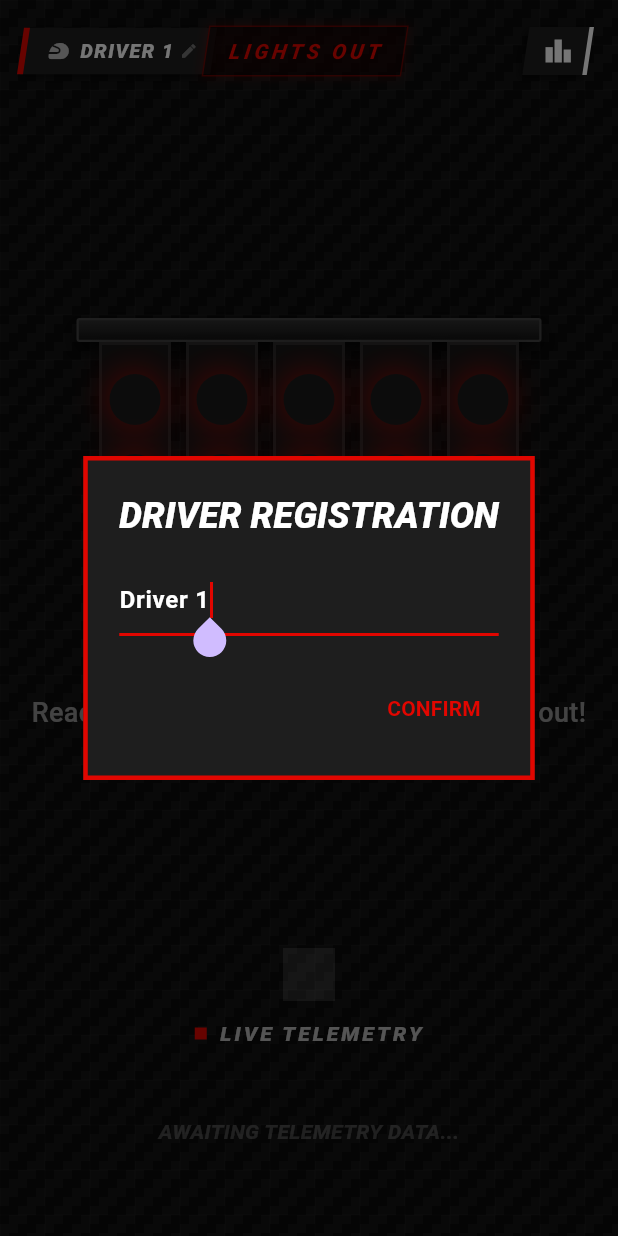
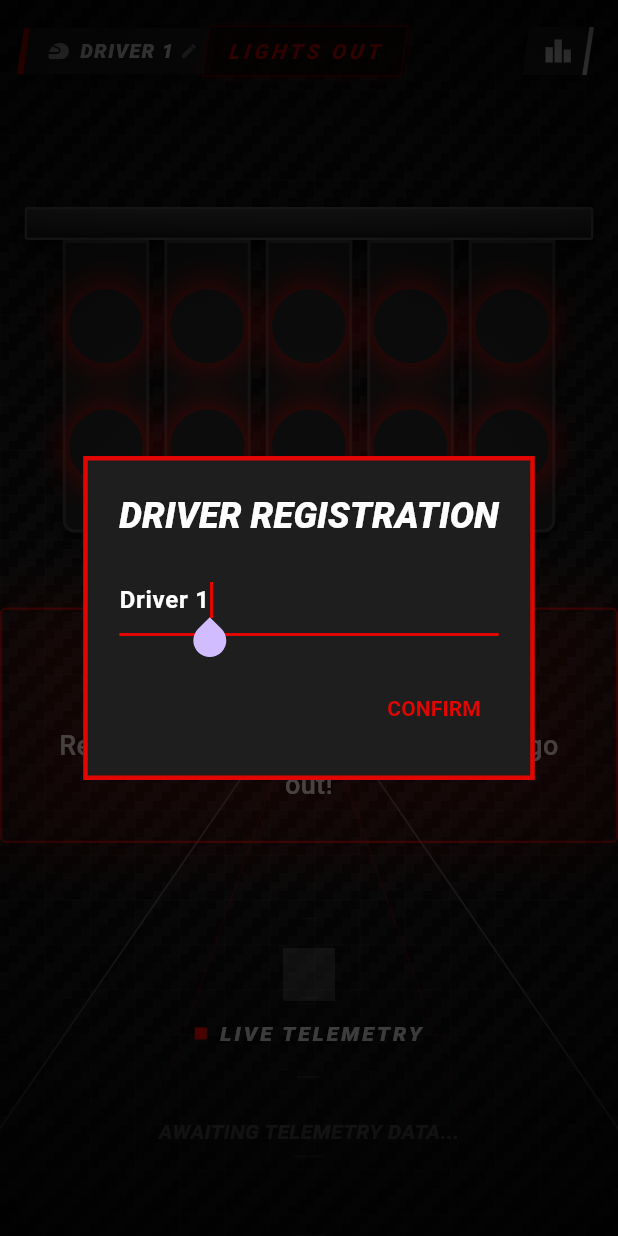
Before and after one commit to EricStojko/f1-game, a Flutter app: the screen it shows after launch, after a tap on "DRIVER 1", on a phone screen of 412 x 824 dp. Run offline on Flutter 3.47's test engine with Material 3 defaults, Android fonts, the phone set to English and light mode, and no system bars; our stand-ins replace audioplayers, shared_preferences.

Commit message:
UX: Fix centering, scale up gantry, add track horizon, cockpit vignette and CTA ring

```diff
--- /dev/null
+++ b/lib/painters/track_painter.dart
@@ -0,0 +1,84 @@
+import 'dart:math';
+import 'package:flutter/material.dart';
+
+/// Paints a subtle racing track perspective horizon.
+/// Creates a sense of depth and motorsport atmosphere in the lower portion
+/// of the screen without distracting from the gantry gameplay element.
+class TrackHorizonPainter extends CustomPainter {
+  @override
+  void paint(Canvas canvas, Size size) {
+    final centerX = size.width / 2;
+    // Horizon sits at 55% of the screen height
+    final horizonY = size.height * 0.55;
+    final bottomY = size.height;
+
+    // --- Tarmac gradient: dark ground fading in from horizon ---
+    final groundPaint = Paint()
+      ..shader = const LinearGradient(
+        begin: Alignment.topCenter,
+        end: Alignment.bottomCenter,
+        colors: [
+          Color(0x00000000), // fully transparent at horizon line
+          Color(0x55101010), // dim tarmac tone at bottom
+        ],
+      ).createShader(Rect.fromLTWH(0, horizonY, size.width, bottomY - horizonY));
+    canvas.drawRect(
+      Rect.fromLTWH(0, horizonY, size.width, bottomY - horizonY),
+      groundPaint,
+    );
+
+    // --- Outer track boundary lines ---
+    final boundaryPaint = Paint()
+      ..color = const Color(0xFF383838)
+      ..strokeWidth = 1.2
+      ..style = PaintingStyle.stroke;
+
+    // Left outer boundary
+    canvas.drawLine(Offset(centerX, horizonY), Offset(-size.width * 0.12, bottomY), boundaryPaint);
+    // Right outer boundary
+    canvas.drawLine(Offset(centerX, horizonY), Offset(size.width * 1.12, bottomY), boundaryPaint);
+
+    // --- Inner red track lines (kerb lines) ---
+    final kerbPaint = Paint()
+      ..color = const Color(0xFFE10600).withValues(alpha: 0.13)
+      ..strokeWidth = 1.0
+      ..style = PaintingStyle.stroke;
+
+    canvas.drawLine(Offset(centerX, horizonY), Offset(centerX - size.width * 0.32, bottomY), kerbPaint);
+    canvas.drawLine(Offset(centerX, horizonY), Offset(centerX + size.width * 0.32, bottomY), kerbPaint);
+
+    // --- Dashed centre line receding into distance ---
+    const int numDashes = 7;
+    for (int i = 1; i <= numDashes; i++) {
+      final t = i / numDashes; // 0 = horizon, 1 = bottom
+      final y = horizonY + (bottomY - horizonY) * t;
+      final dashHalfWidth = max(2.0, size.width * 0.025 * t);
+      final opacity = 0.03 + t * 0.07;
+
+      final dashPaint = Paint()
+        ..color = Colors.white.withValues(alpha: opacity)
+        ..strokeWidth = max(0.5, 1.8 * t)
+        ..strokeCap = StrokeCap.round;
+
+      canvas.drawLine(
+        Offset(centerX - dashHalfWidth, y),
+        Offset(centerX + dashHalfWidth, y),
+        dashPaint,
+      );
+    }
+
+    // --- Horizon glow line ---
+    final horizonGlowPaint = Paint()
+      ..shader = LinearGradient(
+        colors: [
+          Colors.transparent,
+          const Color(0xFFE10600).withValues(alpha: 0.18),
+          Colors.transparent,
+        ],
+      ).createShader(Rect.fromLTWH(0, horizonY, size.width, 1));
+    canvas.drawLine(Offset(0, horizonY), Offset(size.width, horizonY), horizonGlowPaint);
+  }
+
+  @override
+  bool shouldRepaint(covariant TrackHorizonPainter oldDelegate) => false;
+}
--- a/lib/screens/game_screen.dart
+++ b/lib/screens/game_screen.dart
@@ -10,6 +10,7 @@ import '../painters/grid_painter.dart';
 import '../painters/graph_painter.dart';
 import '../painters/carbon_fiber_painter.dart';
 import '../painters/checkered_flag_painter.dart';
+import '../painters/track_painter.dart';
 
 class GameScreen extends StatefulWidget {
   const GameScreen({super.key});
@@ -379,6 +380,10 @@ class _GameScreenState extends State<GameScreen> with TickerProviderStateMixin {
           Positioned.fill(
             child: CustomPaint(painter: CarbonFiberPainter()),
           ),
+          // Racing track perspective — adds depth and atmosphere
+          Positioned.fill(
+            child: CustomPaint(painter: TrackHorizonPainter()),
+          ),
           Positioned.fill(
             child: CustomPaint(painter: GridPainter()),
           ),
@@ -412,6 +417,24 @@ class _GameScreenState extends State<GameScreen> with TickerProviderStateMixin {
               ),
             ),
           ),
+          // Cockpit vignette — darkens screen edges for an immersive in-car feel
+          Positioned.fill(
+            child: IgnorePointer(
+              child: DecoratedBox(
+                decoration: BoxDecoration(
+                  gradient: RadialGradient(
+                    center: Alignment.center,
+                    radius: 1.15,
+                    colors: [
+                      Colors.transparent,
+                      Colors.black.withValues(alpha: 0.80),
+                    ],
+                    stops: const [0.36, 1.0],
+                  ),
+                ),
+              ),
+            ),
+          ),
           // Cinematic red afterglow: fades from 38% opacity red to transparent
           // over 300ms — simulates phosphor decay of the F1 red lights
           AnimatedBuilder(
@@ -439,7 +462,12 @@ class _GameScreenState extends State<GameScreen> with TickerProviderStateMixin {
 
   Widget _buildMainContent() {
     return SafeArea(
+      child: Center(
+        child: ConstrainedBox(
+          // Constrain width so gantry stays centred on wide desktop / web screens.
+          constraints: const BoxConstraints(maxWidth: 560),
           child: Column(
+            crossAxisAlignment: CrossAxisAlignment.center,
             children: [
               _buildHeader(),
               const Spacer(),
@@ -449,6 +477,8 @@ class _GameScreenState extends State<GameScreen> with TickerProviderStateMixin {
               const Spacer(),
               _buildHistoryGraph(),
             ],
+          ),
+        ),
       ),
     );
   }
@@ -643,8 +673,8 @@ class _GameScreenState extends State<GameScreen> with TickerProviderStateMixin {
       mainAxisSize: MainAxisSize.min,
       children: [
         Container(
-          height: 16,
-          width: min(310.0, MediaQuery.sizeOf(context).width * 0.9),
+          height: 22,
+          width: min(430.0, MediaQuery.sizeOf(context).width * 0.92),
           decoration: BoxDecoration(
             color: const Color(0xFF222222),
             borderRadius: BorderRadius.circular(2),
@@ -675,8 +705,8 @@ class _GameScreenState extends State<GameScreen> with TickerProviderStateMixin {
 
   Widget _buildLightBox(bool isOn) {
     return Container(
-      width: min(48.0, MediaQuery.sizeOf(context).width * 0.14),
-      height: 130,
+      width: min(64.0, MediaQuery.sizeOf(context).width * 0.14),
+      height: 195,
       decoration: BoxDecoration(
         color: const Color(0xFF151515),
         borderRadius: const BorderRadius.only(
@@ -703,7 +733,7 @@ class _GameScreenState extends State<GameScreen> with TickerProviderStateMixin {
   }
 
   Widget _buildCircle(bool isOn) {
-    final size = min(34.0, MediaQuery.sizeOf(context).width * 0.1);
+    final size = min(50.0, MediaQuery.sizeOf(context).width * 0.12);
     // Idle state: breathe the glow to hint that the gantry is interactive
     final bool isIdle = _gameState == GameState.idle;
 
@@ -844,6 +874,34 @@ class _GameScreenState extends State<GameScreen> with TickerProviderStateMixin {
           scale: _pulseAnimation.value,
           child: child,
         ),
+        child: column,
+      );
+    }
+
+    // Idle state: wrap the CTA in a pulsing red glow ring to signal interactivity
+    if (_gameState == GameState.idle) {
+      return AnimatedBuilder(
+        animation: _idleAnimation,
+        builder: (context, child) {
+          return Container(
+            padding: const EdgeInsets.symmetric(horizontal: 36, vertical: 24),
+            decoration: BoxDecoration(
+              borderRadius: BorderRadius.circular(4),
+              border: Border.all(
+                color: const Color(0xFFE10600).withValues(alpha: _idleAnimation.value * 0.85),
+                width: 1.5,
+              ),
+              boxShadow: [
+                BoxShadow(
+                  color: const Color(0xFFE10600).withValues(alpha: _idleAnimation.value * 0.22),
+                  blurRadius: 35,
+                  spreadRadius: 10,
+                ),
+              ],
+            ),
+            child: child,
+          );
+        },
         child: column,
       );
     }
```
Lines whose indentation alone changed are shown as unchanged.
